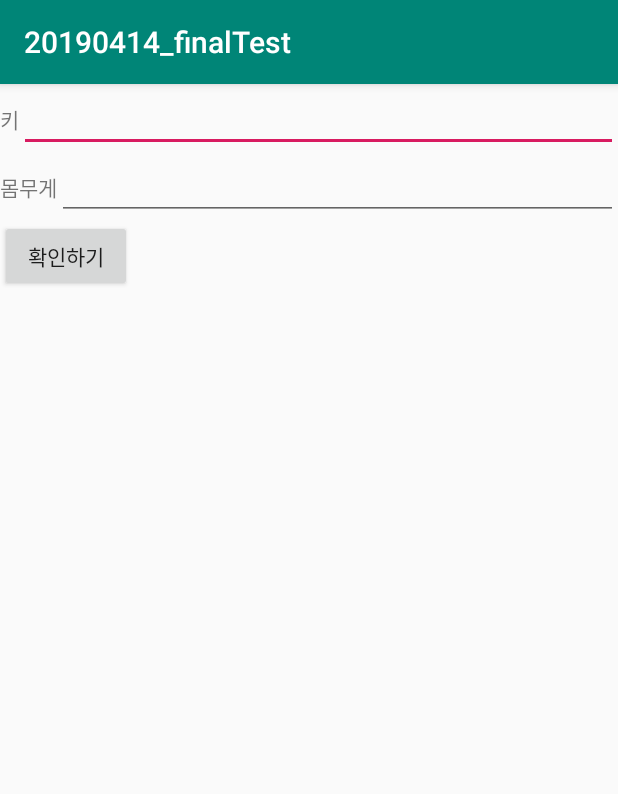
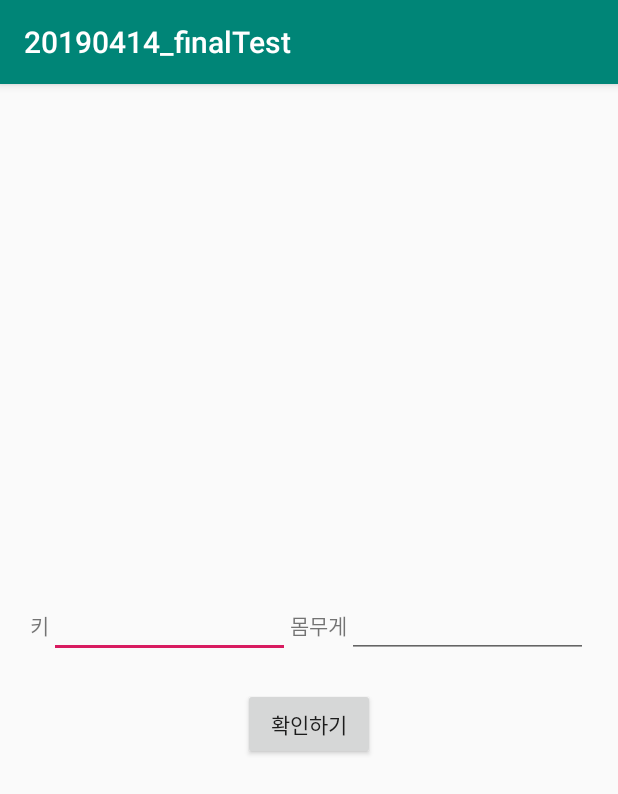
Before and after one commit to unnato0159/20190414_finalTest, an Android app: the screen it shows after launch (MainActivity), on a phone screen of 412 x 824 dp. Shown: the top 794 px of the screen. Run offline under Robolectric (Android 15) with nearby library versions, the phone set to English and light mode, and no system bars.

Commit message:
Add files via upload

```diff
--- a/app/src/main/res/layout/activity_main.xml
+++ b/app/src/main/res/layout/activity_main.xml
@@ -4,11 +4,12 @@
     xmlns:tools="http://schemas.android.com/tools"
     android:layout_width="match_parent"
     android:layout_height="match_parent"
-    android:layout_gravity="center"
     tools:context=".MainActivity"
-    android:orientation="vertical">
+    android:orientation="vertical"
+    android:gravity="center">
 
     <LinearLayout
+        android:padding="20dp"
         android:layout_width="match_parent"
         android:layout_height="wrap_content"
         >
@@ -21,11 +22,7 @@
         android:layout_weight="1"
         android:layout_width="0dp"
         android:layout_height="wrap_content" />
-    </LinearLayout>
-    <LinearLayout
-        android:layout_width="match_parent"
-        android:layout_height="wrap_content"
-        >
+
         <TextView
             android:layout_width="wrap_content"
             android:layout_height="wrap_content"
```
